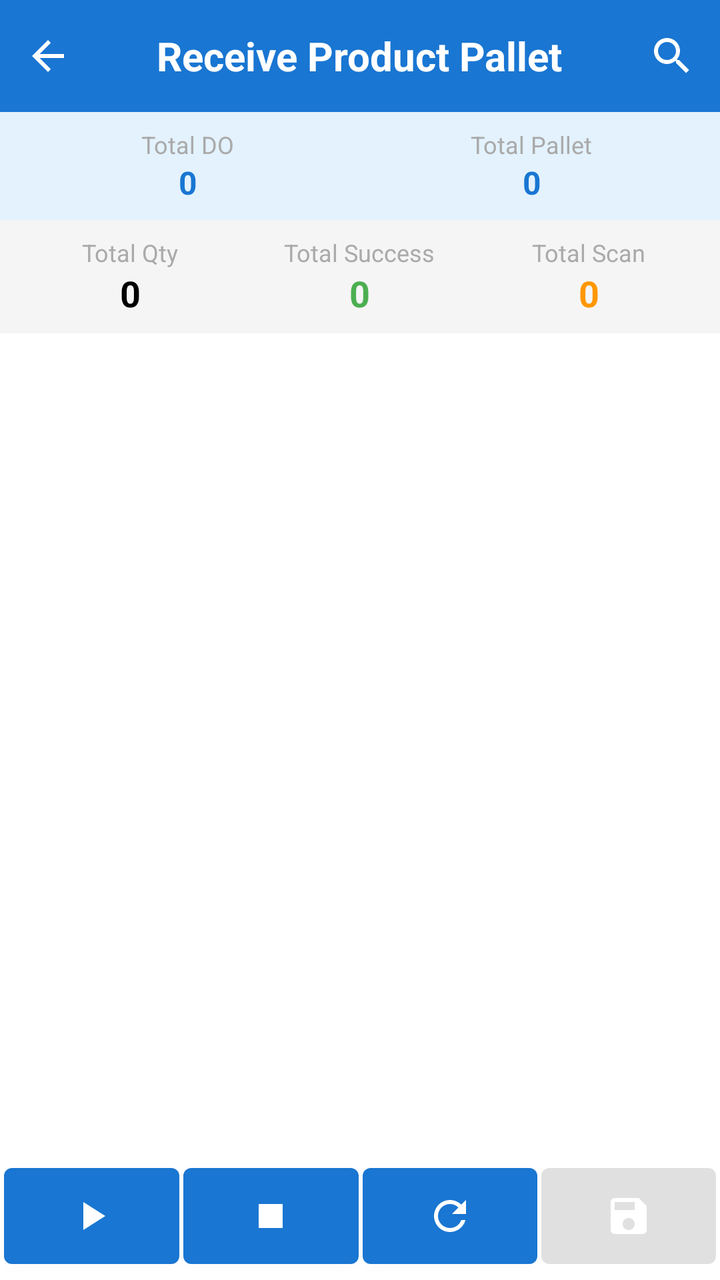
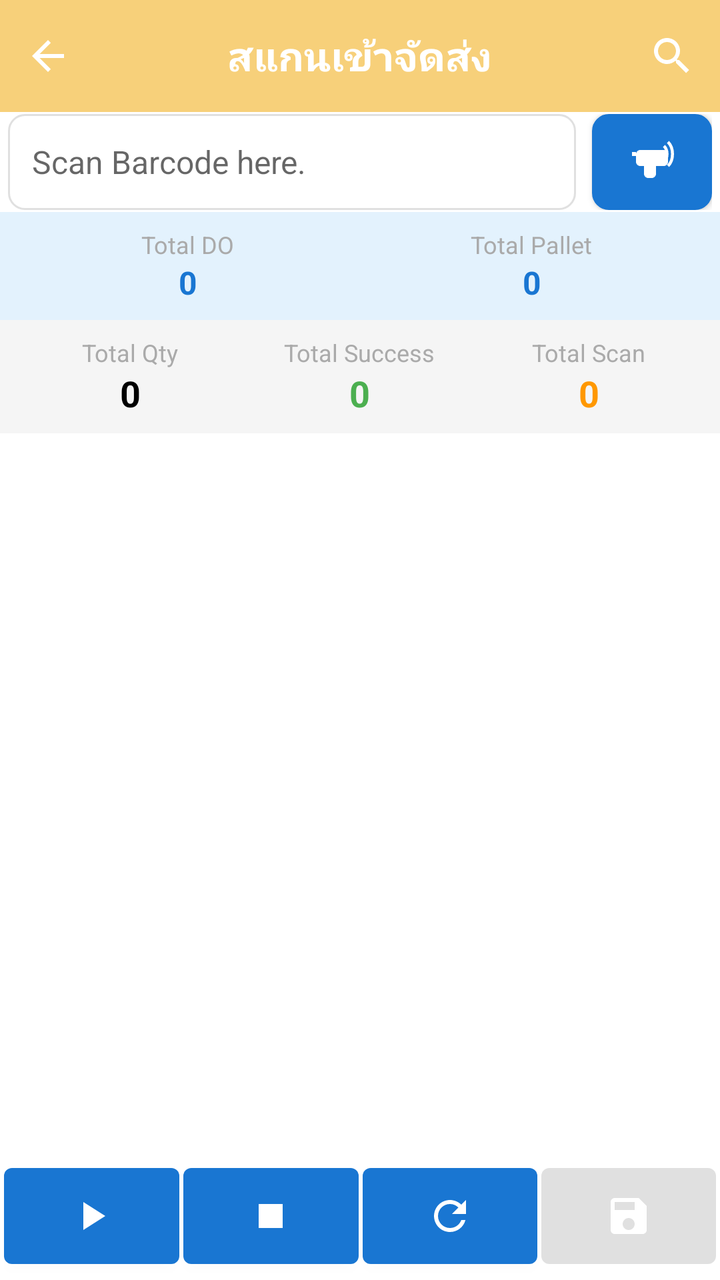

The first picture is an Android layout as it rendered before a commit; the second is the same layout after the commit. The layout source and the unified diff follow.
<!-- AndroidManifest.xml: application theme AppTheme -->
<!-- res/layout/fragment_receive_pallet.xml -->
<?xml version="1.0" encoding="utf-8"?>
<LinearLayout xmlns:android="http://schemas.android.com/apk/res/android"
    android:layout_width="match_parent"
    android:layout_height="match_parent"
    xmlns:app="http://schemas.android.com/apk/res-auto"
    android:orientation="vertical">

    
    <com.google.android.material.appbar.AppBarLayout
        android:id="@+id/appBarLayout"
        android:layout_width="match_parent"
        android:layout_height="wrap_content">

        <androidx.appcompat.widget.Toolbar
            android:id="@+id/toolbar"
            android:layout_width="match_parent"
            android:layout_height="?attr/actionBarSize"
            android:background="?attr/colorPrimary"
            app:contentInsetLeft="0dp"
            app:contentInsetStart="0dp"
            app:popupTheme="@style/ThemeOverlay.AppCompat.Light"
            app:theme="@style/ThemeOverlay.AppCompat.Dark.ActionBar">

            <FrameLayout
                android:layout_width="match_parent"
                android:layout_height="match_parent">

                <ImageView
                    android:id="@+id/ivBack"
                    android:layout_width="48dp"
                    android:layout_height="match_parent"
                    android:layout_gravity="start"
                    android:background="?attr/selectableItemBackgroundBorderless"
                    android:padding="12dp"
                    android:src="@drawable/ic_arrow_back"
                    app:tint="@android:color/white"/>

                <TextView
                    android:id="@+id/toolbar_title"
                    android:layout_width="wrap_content"
                    android:layout_height="wrap_content"
                    android:layout_gravity="center"
                    android:text="Receive Product Pallet"
                    android:textColor="@android:color/white"
                    android:textSize="20sp"
                    android:textStyle="bold"/>

                
                <FrameLayout
                    android:id="@+id/notificationContainer"
                    android:layout_width="48dp"
                    android:layout_height="match_parent"
                    android:layout_gravity="end"
                    android:layout_marginEnd="48dp">

                    <ImageView
                        android:id="@+id/ivNotification"
                        android:layout_width="match_parent"
                        android:layout_height="match_parent"
                        android:background="?attr/selectableItemBackgroundBorderless"
                        android:padding="12dp"
                        android:src="@drawable/ic_notifications"
                        app:tint="@android:color/white"
                        android:visibility="gone"/>

                    <TextView
                        android:id="@+id/tvNotificationCount"
                        android:layout_width="20dp"
                        android:layout_height="20dp"
                        android:layout_gravity="top|end"
                        android:layout_marginTop="8dp"
                        android:layout_marginEnd="8dp"
                        android:background="@drawable/notification_badge_background"
                        android:gravity="center"
                        android:text="0"
                        android:textColor="@android:color/white"
                        android:textSize="12sp"
                        android:visibility="gone"/>
                </FrameLayout>

                <androidx.appcompat.widget.SearchView
                    android:id="@+id/searchView"
                    android:layout_width="wrap_content"
                    android:layout_height="match_parent"
                    android:layout_gravity="end"
                    app:iconifiedByDefault="true"
                    app:queryHint="Search item..."
                    android:theme="@style/SearchViewStyle"/>
            </FrameLayout>

        </androidx.appcompat.widget.Toolbar>

    </com.google.android.material.appbar.AppBarLayout>

    
    <LinearLayout
        android:layout_width="match_parent"
        android:layout_height="wrap_content"
        android:orientation="horizontal"
        android:padding="8dp"
        android:background="#E3F2FD">

        <LinearLayout
            android:layout_width="0dp"
            android:layout_height="wrap_content"
            android:layout_weight="1"
            android:orientation="vertical"
            android:gravity="center">

            <TextView
                android:layout_width="wrap_content"
                android:layout_height="wrap_content"
                android:text="Total DO"
                android:textSize="12sp"
                android:textColor="@android:color/darker_gray"/>

            <TextView
                android:id="@+id/tvTotalPickingOrder"
                android:layout_width="wrap_content"
                android:layout_height="wrap_content"
                android:text="0"
                android:textSize="16sp"
                android:textStyle="bold"
                android:textColor="#1976D2"/>
        </LinearLayout>

        <LinearLayout
            android:layout_width="0dp"
            android:layout_height="wrap_content"
            android:layout_weight="1"
            android:orientation="vertical"
            android:gravity="center">

            <TextView
                android:layout_width="wrap_content"
                android:layout_height="wrap_content"
                android:text="Total Pallet"
                android:textSize="12sp"
                android:textColor="@android:color/darker_gray"/>

            <TextView
                android:id="@+id/tvTotalPallet"
                android:layout_width="wrap_content"
                android:layout_height="wrap_content"
                android:text="0"
                android:textSize="16sp"
                android:textStyle="bold"
                android:textColor="#1976D2"/>
        </LinearLayout>

    </LinearLayout>

    
    <LinearLayout
        android:layout_width="match_parent"
        android:layout_height="wrap_content"
        android:orientation="horizontal"
        android:padding="8dp"
        android:background="#F5F5F5">

        <LinearLayout
            android:layout_width="0dp"
            android:layout_height="wrap_content"
            android:layout_weight="1"
            android:orientation="vertical"
            android:gravity="center">

            <TextView
                android:layout_width="wrap_content"
                android:layout_height="wrap_content"
                android:text="Total Qty"
                android:textSize="12sp"
                android:textColor="@android:color/darker_gray"/>

            <TextView
                android:id="@+id/tvTotalQty"
                android:layout_width="wrap_content"
                android:layout_height="wrap_content"
                android:text="0"
                android:textSize="18sp"
                android:textStyle="bold"
                android:textColor="@android:color/black"/>
        </LinearLayout>

        <LinearLayout
            android:layout_width="0dp"
            android:layout_height="wrap_content"
            android:layout_weight="1"
            android:orientation="vertical"
            android:gravity="center">

            <TextView
                android:layout_width="wrap_content"
                android:layout_height="wrap_content"
                android:text="Total Success"
                android:textSize="12sp"
                android:textColor="@android:color/darker_gray"/>

            <TextView
                android:id="@+id/tvTotalSuccess"
                android:layout_width="wrap_content"
                android:layout_height="wrap_content"
                android:text="0"
                android:textSize="18sp"
                android:textStyle="bold"
                android:textColor="#4CAF50"/>
        </LinearLayout>

        <LinearLayout
            android:layout_width="0dp"
            android:layout_height="wrap_content"
            android:layout_weight="1"
            android:orientation="vertical"
            android:gravity="center">

            <TextView
                android:layout_width="wrap_content"
                android:layout_height="wrap_content"
                android:text="Total Scan"
                android:textSize="12sp"
                android:textColor="@android:color/darker_gray"/>

            <TextView
                android:id="@+id/tvTotalScan"
                android:layout_width="wrap_content"
                android:layout_height="wrap_content"
                android:text="0"
                android:textSize="18sp"
                android:textStyle="bold"
                android:textColor="#FF9800"/>
        </LinearLayout>

    </LinearLayout>

    
    <LinearLayout
        android:id="@+id/view_readtag"
        android:layout_width="0dp"
        android:layout_height="0dp"
        android:visibility="invisible">
        <TextView
            android:id="@+id/tv_count"
            android:layout_width="0dp"
            android:layout_height="0dp"
            android:visibility="invisible"></TextView>
        <TextView
            android:id="@+id/tv_time"
            android:layout_width="0dp"
            android:layout_height="0dp"
            android:visibility="invisible"></TextView>
        <TextView
            android:id="@+id/tv_total"
            android:layout_width="0dp"
            android:layout_height="0dp"
            android:visibility="invisible"></TextView>
        <EditText
            android:id="@+id/etTime"
            android:layout_weight="1"
            android:layout_width="0dp"
            android:layout_height="0dp"
            android:hint="99999999"
            android:inputType="numberDecimal"
            android:maxLength="10"
            android:singleLine="true"
            android:visibility="invisible" />
    </LinearLayout>

    
    <FrameLayout
        android:layout_width="match_parent"
        android:layout_height="0dp"
        android:layout_weight="1">

        <ListView
            android:id="@+id/listView"
            android:layout_width="match_parent"
            android:layout_height="match_parent"
            android:divider="@android:color/darker_gray"
            android:dividerHeight="1dp"
            android:padding="3dp"/>

        <LinearLayout
            android:id="@+id/emptyView"
            android:layout_width="match_parent"
            android:layout_height="match_parent"
            android:gravity="center"
            android:orientation="vertical"
            android:visibility="gone">

            <ImageView
                android:layout_width="64dp"
                android:layout_height="64dp"
                android:src="@drawable/ic_empty_box"
                android:alpha="0.5"/>

            <TextView
                android:layout_width="wrap_content"
                android:layout_height="wrap_content"
                android:layout_marginTop="16dp"
                android:text="No items found"
                android:textSize="16sp"/>
        </LinearLayout>

        <ProgressBar
            android:id="@+id/progressBar"
            android:layout_width="wrap_content"
            android:layout_height="wrap_content"
            android:layout_gravity="center"
            android:visibility="gone"/>

    </FrameLayout>

    
    <LinearLayout
        android:id="@+id/viewAction"
        android:layout_width="match_parent"
        android:layout_height="wrap_content"
        android:orientation="horizontal"
        android:padding="2dp">

        <Button
            android:id="@+id/btnScanRFID"
            android:layout_width="wrap_content"
            android:layout_height="match_parent"
            android:layout_weight="1"
            android:layout_marginEnd="2dp"
            android:drawableTop="@drawable/ic_play"
            android:paddingTop="12dp"
            android:paddingBottom="0dp"
            android:textSize="0sp"/>

        <Button
            android:id="@+id/btnStop"
            android:layout_width="wrap_content"
            android:layout_height="wrap_content"
            android:layout_weight="1"
            android:layout_marginEnd="2dp"
            android:drawableTop="@drawable/ic_stop"
            android:paddingTop="12dp"
            android:paddingBottom="3dp"
            android:textSize="0sp"/>
        <Button
            android:id="@+id/btnClear"
            android:layout_width="wrap_content"
            android:layout_height="wrap_content"
            android:layout_weight="1"
            android:layout_marginEnd="2dp"
            android:drawableTop="@drawable/ic_refresh"
            android:paddingTop="12dp"
            android:paddingBottom="3dp"
            android:textSize="0sp"/>

        <Button
            android:id="@+id/btnConfirm"
            android:layout_width="wrap_content"
            android:layout_height="wrap_content"
            android:layout_weight="1"
            android:enabled="false"
            android:drawableTop="@drawable/ic_save"
            android:paddingTop="12dp"
            android:paddingBottom="3dp"
            android:textSize="0sp"/>
    </LinearLayout>

    
    <LinearLayout
        android:layout_width="match_parent"
        android:layout_height="wrap_content"
        android:visibility="gone">
        <TextView
            android:layout_width="wrap_content"
            android:layout_height="wrap_content"
            android:text="@string/tvData_Read"
            android:textSize="16sp" />

        <EditText
            android:id="@+id/EtData_Read"
            android:layout_width="match_parent"
            android:layout_height="wrap_content"
            android:hint=""
            android:inputType="textMultiLine"
            android:singleLine="false" />
    </LinearLayout>

</LinearLayout>
<!-- resources referenced by this layout -->
<resources>
  <!-- drawable ic_stop (drawable) -->
  <?xml version="1.0" encoding="utf-8"?>
  <vector xmlns:android="http://schemas.android.com/apk/res/android"
      android:width="24dp"
      android:height="24dp"
      android:viewportWidth="24"
      android:viewportHeight="24">
      <path
          android:fillColor="#FFFFFF"
          android:pathData="M6,6h12v12H6z"/>
  </vector>
  <!-- drawable notification_badge_background (drawable) -->
  <?xml version="1.0" encoding="utf-8"?>
  <shape xmlns:android="http://schemas.android.com/apk/res/android"
      android:shape="oval">
      <solid android:color="#F44336" /> 
  </shape>
  <string name="tvData_Read">Data：</string>
  <style name="AppTheme" parent="Theme.MaterialComponents.Light.DarkActionBar">
          <item name="colorPrimary">@color/colorPrimary</item>
          <item name="colorPrimaryDark">@color/colorPrimaryDark</item>
          <item name="colorAccent">@color/colorAccent</item>
      </style>
  <color name="colorPrimary">#1976D2</color>
  <color name="colorPrimaryDark">#1565C0</color>
  <color name="colorAccent">#FFC107</color>
  <!-- unchanged entries left out for length: 7 -->
</resources>

<!-- the commit's change to res/layout/fragment_receive_pallet.xml (unified diff, before → after) -->
@@ -15,7 +15,7 @@
             android:id="@+id/toolbar"
             android:layout_width="match_parent"
             android:layout_height="?attr/actionBarSize"
-            android:background="?attr/colorPrimary"
+            android:background="@color/pastel3"
             app:contentInsetLeft="0dp"
             app:contentInsetStart="0dp"
             app:popupTheme="@style/ThemeOverlay.AppCompat.Light"
@@ -40,7 +40,7 @@
                     android:layout_width="wrap_content"
                     android:layout_height="wrap_content"
                     android:layout_gravity="center"
-                    android:text="Receive Product Pallet"
+                    android:text="สแกนเข้าจัดส่ง"
                     android:textColor="@android:color/white"
                     android:textSize="20sp"
                     android:textStyle="bold"/>
@@ -92,6 +92,40 @@
 
     </com.google.android.material.appbar.AppBarLayout>
 
+    <LinearLayout
+        android:id="@+id/view_barcode"
+        android:orientation="horizontal"
+        android:layout_width="match_parent"
+        android:layout_height="wrap_content"
+        android:paddingTop="1dp"
+        android:paddingBottom="1dp"
+        android:paddingLeft="4dp"
+        android:paddingRight="4dp"
+        android:background="#FFFFFF"
+        android:gravity="center_vertical">
+
+        <EditText
+            android:id="@+id/tvBarcode"
+            android:layout_width="0dp"
+            android:layout_height="48dp"
+            android:layout_weight="1"
+            android:layout_marginEnd="8dp"
+            android:hint="Scan Barcode here."
+            android:textSize="16sp"
+            android:textColor="@android:color/black"
+            android:background="@drawable/edittext_background"
+            android:padding="12dp"
+            android:gravity="center_vertical"/>
+
+        <Button
+            android:id="@+id/btnScanBarcode"
+            android:layout_width="60dp"
+            android:layout_height="48dp"
+            android:drawableTop="@drawable/ic_scan"
+            android:background="@drawable/button_background"/>
+
+    </LinearLayout>
+
     
     <LinearLayout
         android:layout_width="match_parent"
<!-- resource entries referenced after the edit -->
@@ -1,5 +1,111 @@
 <!-- resources referenced by this layout -->
 <resources>
+  <color name="pastel3">#F7D07A</color>
+  <!-- drawable button_background (drawable) -->
+  <?xml version="1.0" encoding="utf-8"?>
+  <selector xmlns:android="http://schemas.android.com/apk/res/android">
+  
+      
+      <item android:state_pressed="true">
+          <shape android:shape="rectangle">
+              <solid android:color="#1976D2" />
+              <corners android:radius="8dp" />
+              <stroke
+                  android:width="1dp"
+                  android:color="#1565C0" />
+          </shape>
+      </item>
+  
+      
+      <item android:state_enabled="false">
+          <shape android:shape="rectangle">
+              <solid android:color="#E0E0E0" />
+              <corners android:radius="8dp" />
+              <stroke
+                  android:width="1dp"
+                  android:color="#BDBDBD" />
+          </shape>
+      </item>
+  
+      
+      <item>
+          <shape android:shape="rectangle">
+              <solid android:color="#2196F3" />
+              <corners android:radius="8dp" />
+              <stroke
+                  android:width="1dp"
+                  android:color="#1976D2" />
+          </shape>
+      </item>
+  
+  </selector>
+  <!-- drawable edittext_background (drawable) -->
+  <?xml version="1.0" encoding="utf-8"?>
+  <shape xmlns:android="http://schemas.android.com/apk/res/android"
+      android:shape="rectangle">
+  
+      
+      <solid android:color="#FFFFFF" />
+  
+      
+      <stroke
+          android:width="1dp"
+          android:color="#E0E0E0" />
+  
+      
+      <corners android:radius="8dp" />
+  
+      
+      <padding
+          android:left="12dp"
+          android:top="8dp"
+          android:right="12dp"
+          android:bottom="8dp" />
+  
+  </shape>
+  <!-- drawable ic_scan (drawable) -->
+  <?xml version="1.0" encoding="utf-8"?>
+  <vector xmlns:android="http://schemas.android.com/apk/res/android"
+      android:width="24dp"
+      android:height="24dp"
+      android:viewportWidth="24"
+      android:viewportHeight="24"
+      android:tint="@android:color/white">
+  
+      
+      
+      <path
+          android:fillColor="@android:color/white"
+          android:pathData="M6,8h12c1,0 2,1 2,2v4c0,1 -1,2 -2,2H6c-1,0 -2,-1 -2,-2v-4C4,9 5,8 6,8z"/>
+  
+      
+      <path
+          android:fillColor="@android:color/white"
+          android:pathData="M14,14v6c0,1 -1,2 -2,2h-2c-1,0 -2,-1 -2,-2v-6H14z"/>
+  
+      
+      <path
+          android:fillColor="#FF5722"
+          android:pathData="M8,16h2v2H8V16z"/>
+  
+      
+      <path
+          android:fillColor="#2196F3"
+          android:pathData="M7,9h6v2H7V9z"/>
+  
+      
+      <path
+          android:fillColor="@color/transparent"
+          android:strokeColor="#4CAF50"
+          android:strokeWidth="1.5"
+          android:pathData="M18,6c2,2 2,6 0,8 M20,4c3,3 3,9 0,12"/>
+  
+      
+      <path
+          android:fillColor="#4CAF50"
+          android:pathData="M2,9h2v2H2V9z"/>
+  
+  </vector>
   <!-- drawable ic_stop (drawable) -->
   <?xml version="1.0" encoding="utf-8"?>
   <vector xmlns:android="http://schemas.android.com/apk/res/android"
@@ -23,6 +129,7 @@
           <item name="colorPrimaryDark">@color/colorPrimaryDark</item>
           <item name="colorAccent">@color/colorAccent</item>
       </style>
+  <color name="transparent">#00000000</color>
   <color name="colorPrimary">#1976D2</color>
   <color name="colorPrimaryDark">#1565C0</color>
   <color name="colorAccent">#FFC107</color>
